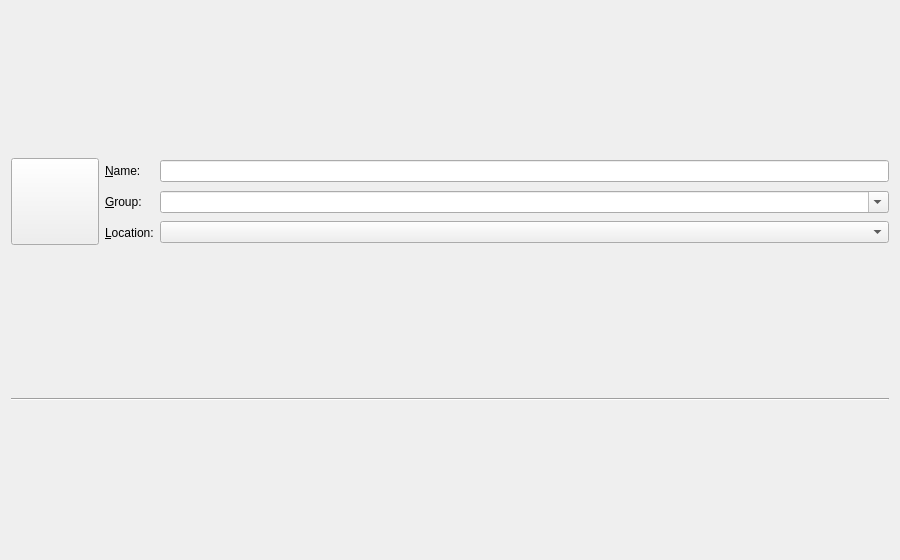
Before: the Qt Designer form launcher/ui/dialogs/NewInstanceDialog.ui in Toutourina0110/PhiLauncher, drawn with Qt 5.
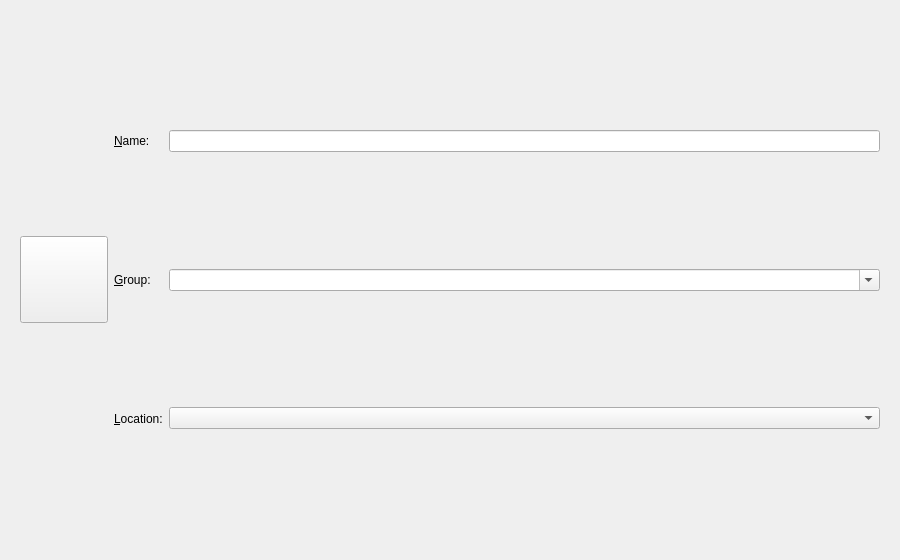
After: the same form once the commit is applied. Icons and pictures are not drawn.

Commit message:
feat(ui): step-by-step New instance wizard
Source (grid of cards) -> Version & loader (provider page) -> Name & icon
(form), with a step bar, Back / Next / Create buttons and double-click on
a source to advance. PageContainer gains list-only / page-only modes and
a grid list layout.

```diff
--- a/launcher/ui/dialogs/NewInstanceDialog.ui
+++ b/launcher/ui/dialogs/NewInstanceDialog.ui
@@ -25,6 +25,7 @@
   </property>
   <layout class="QVBoxLayout" name="verticalLayout">
    <item>
+    <widget class="QWidget" name="formWidget" native="true">
     <layout class="QGridLayout" name="gridLayout_2">
      <item row="2" column="1">
       <widget class="QLabel" name="instDirLabel">
@@ -84,12 +85,6 @@
       </widget>
      </item>
     </layout>
-   </item>
-   <item>
-    <widget class="Line" name="line">
-     <property name="orientation">
-      <enum>Qt::Orientation::Horizontal</enum>
-     </property>
     </widget>
    </item>
   </layout>
```
Lines whose indentation alone changed are shown as unchanged. The commit also changes 4 other files.
